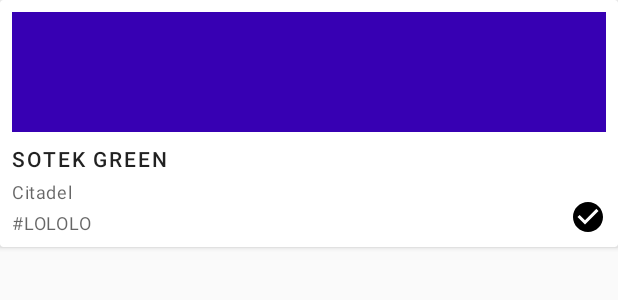
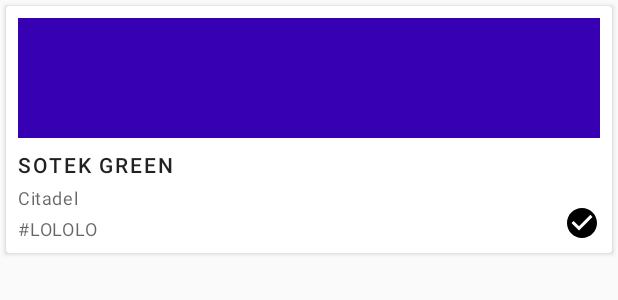
Before and after one commit to VoxAntiqua/MiniPaintTools, an Android app: the layout paint_color_item_alt.xml on its own in the app's theme, with its tools: preview values and no code run, on a phone screen of 412 x 824 dp. Shown: the top 300 px of the screen. Run offline under Robolectric (Android 15) with nearby library versions, the phone set to English and light mode, and no system bars.

Commit message:
adjust margins and ellipsize long text

```diff
--- a/app/src/main/res/layout/fragment_paint_collection.xml
+++ b/app/src/main/res/layout/fragment_paint_collection.xml
@@ -5,6 +5,7 @@
     android:layout_width="match_parent"
     android:layout_height="match_parent"
     android:scrollbars="vertical"
-    tools:context=".MainActivity">
+    tools:context=".MainActivity"
+    android:layout_margin="4dp">
 
 </androidx.recyclerview.widget.RecyclerView>
--- a/app/src/main/res/layout/paint_color_item_alt.xml
+++ b/app/src/main/res/layout/paint_color_item_alt.xml
@@ -2,7 +2,8 @@
 <androidx.cardview.widget.CardView xmlns:android="http://schemas.android.com/apk/res/android"
     android:layout_width="wrap_content"
     android:layout_height="wrap_content"
-    xmlns:app="http://schemas.android.com/apk/res-auto">
+    xmlns:app="http://schemas.android.com/apk/res-auto"
+    android:layout_margin="4dp">
 
     <androidx.constraintlayout.widget.ConstraintLayout
         android:layout_width="match_parent"
@@ -24,13 +25,16 @@
 
         <TextView
             android:id="@+id/tv_paint_name"
-            android:layout_width="wrap_content"
+            android:layout_width="match_parent"
             android:layout_height="wrap_content"
             android:layout_marginStart="8dp"
             android:layout_marginLeft="8dp"
+            android:layout_marginRight="8dp"
             android:layout_marginTop="8dp"
             android:text="Sotek Green"
             android:textAppearance="@style/TextAppearance.MaterialComponents.Button"
+            android:singleLine="true"
+            android:ellipsize="end"
             app:layout_constraintStart_toStartOf="parent"
             app:layout_constraintTop_toBottomOf="@id/color_view" />
 
```
